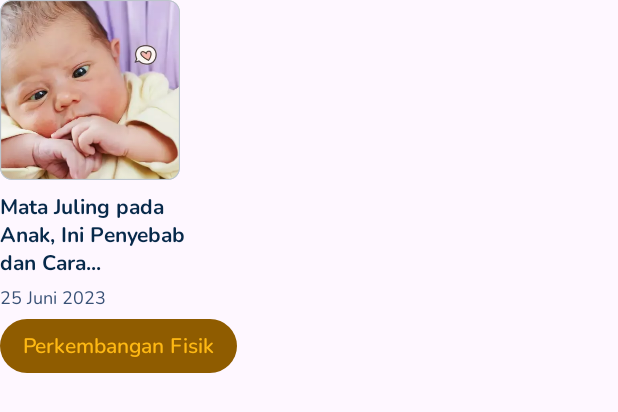
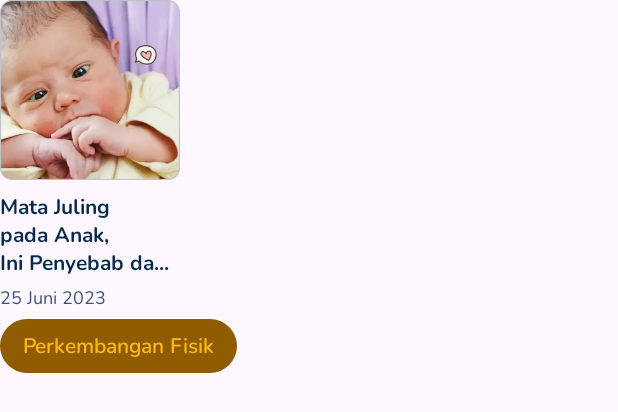
Before and after one commit to creamy-pandoraxx/ParentPal, an Android app: the layout item_list_article.xml on its own in the app's theme, with its tools: preview values and no code run, on a phone screen of 412 x 824 dp. Shown: the top 412 px of the screen. Run offline under Robolectric (Android 15) with nearby library versions, the phone set to English and light mode, and no system bars.

Commit message:
menampilkan artikel

```diff
--- a/app/src/main/java/com/example/parentpal/adapter/ArticleListAdapter.kt
+++ b/app/src/main/java/com/example/parentpal/adapter/ArticleListAdapter.kt
@@ -2,6 +2,7 @@ package com.example.parentpal.adapter
 
 import android.content.ContentValues
 import android.content.Intent
+import android.text.TextUtils
 import android.util.Log
 import android.view.LayoutInflater
 import android.view.View
--- a/app/src/main/res/layout/item_list_article.xml
+++ b/app/src/main/res/layout/item_list_article.xml
@@ -14,16 +14,15 @@
 
     <TextView
         android:id="@+id/tvTitleArticle"
-        android:layout_width="wrap_content"
+        style="@style/bold_14"
+        android:layout_width="120dp"
         android:layout_height="wrap_content"
         android:layout_marginTop="8dp"
         android:ellipsize="end"
-        android:fontFamily="@font/nunito_bold"
         android:inputType="none"
         android:maxLines="3"
-        android:text="Mata Juling pada\nAnak, Ini Penyebab\ndan Cara\nMengatasinya!"
-        android:textColor="@color/text"
-        android:textSize="14sp" />
+        android:text="Mata Juling pada Anak, Ini Penyebab dan Cara Mengatasinya!"
+        android:textColor="@color/text" />
 
     <TextView
         android:id="@+id/tvdateArticle"
```
